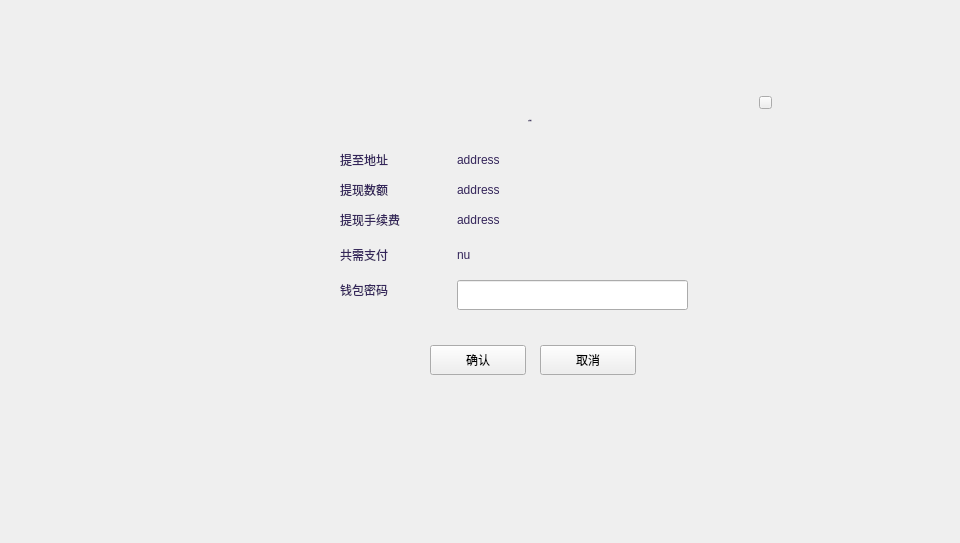
This is LNKWallet/withdrawpage/WithdrawConfirmWidget.ui in HcashOrg/hx-indicator as Qt 5 draws it before an edit. The edited form follows.
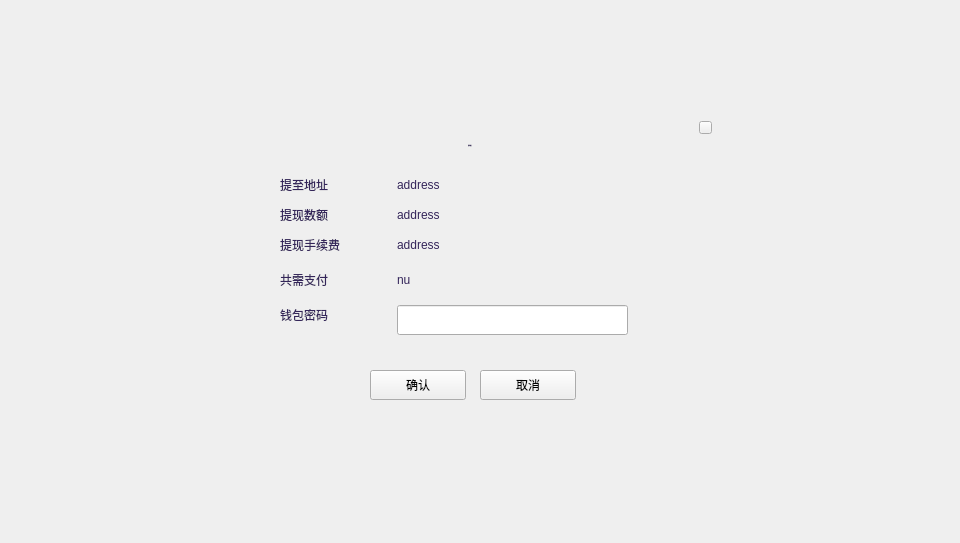
This is the edited form.

```diff
--- a/LNKWallet/withdrawpage/WithdrawConfirmWidget.ui
+++ b/LNKWallet/withdrawpage/WithdrawConfirmWidget.ui
@@ -25,8 +25,8 @@
    <widget class="QWidget" name="containerWidget" native="true">
     <property name="geometry">
      <rect>
-      <x>300</x>
-      <y>85</y>
+      <x>240</x>
+      <y>110</y>
       <width>481</width>
       <height>321</height>
      </rect>
@@ -54,7 +54,7 @@
 color: rgb(52,37,90);</string>
      </property>
      <property name="text">
-      <string>交易确认</string>
+      <string>提现确认</string>
      </property>
      <property name="alignment">
       <set>Qt::AlignCenter</set>
```
